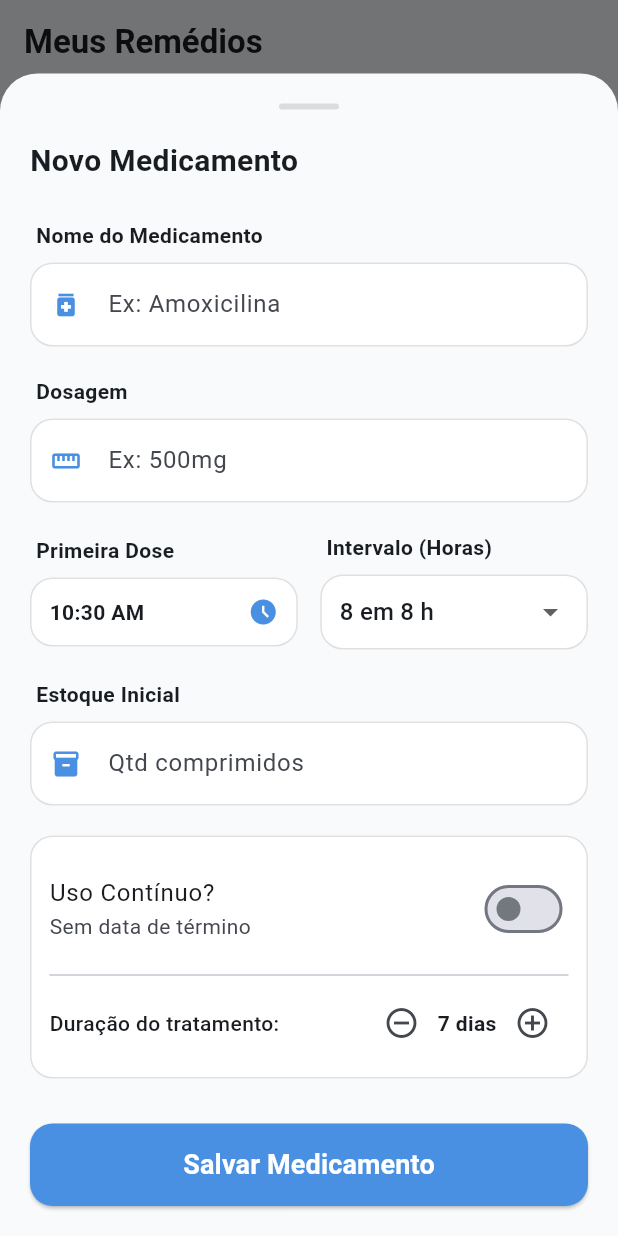
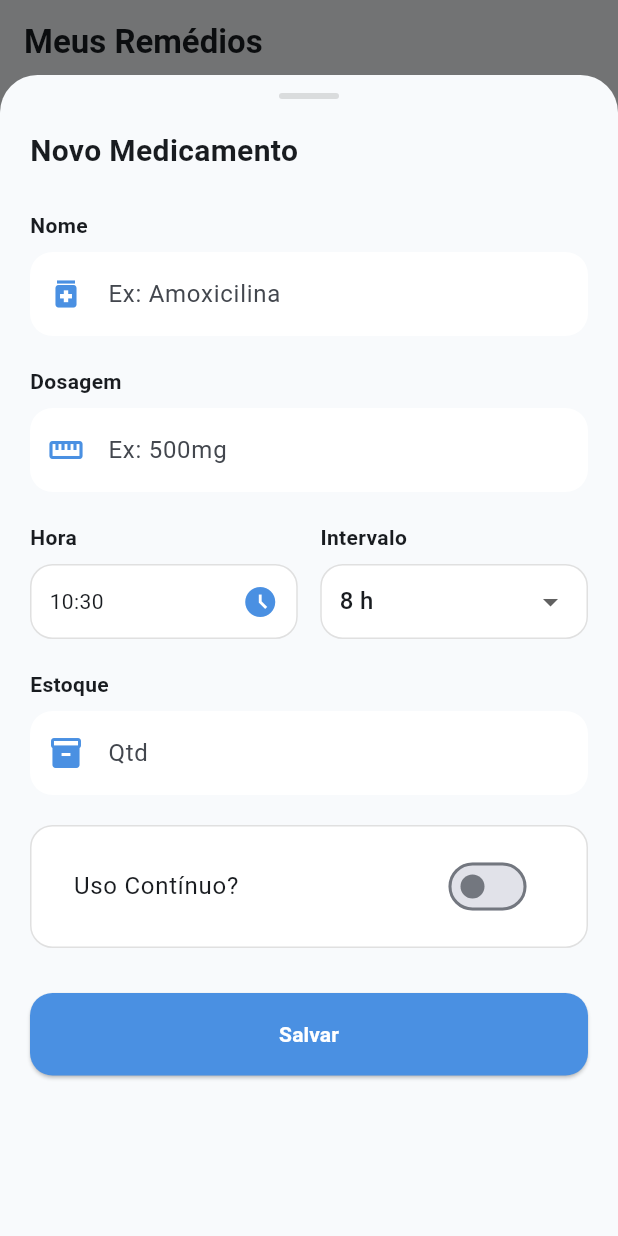
Before and after one commit to ecrezzende/JaTomei, a Flutter app: the screen it shows after launch, item 2 of the bottom bar chosen, after a tap on the "add" icon, on a phone screen of 412 x 824 dp. Run offline on Flutter 3.47's test engine with Material 3 defaults, Android fonts, the phone set to English and light mode, and no system bars.

Commit message:
Tentando resolver o problema de tela vermelha ao clicar em hora

```diff
--- a/lib/main.dart
+++ b/lib/main.dart
@@ -1,6 +1,6 @@
 import 'package:flutter/material.dart';
+import 'package:flutter_localizations/flutter_localizations.dart'; // Importante para o relógio
 import 'package:jatomei/screens/home_screen.dart';
-// Importaremos as telas aqui em breve
 
 void main() {
   runApp(const JaTomeiApp());
@@ -14,14 +14,25 @@ class JaTomeiApp extends StatelessWidget {
     return MaterialApp(
       title: 'Já Tomei?!',
       debugShowCheckedModeBanner: false,
+
+      // CONFIGURAÇÃO DE IDIOMA (Resolve o problema do teclado no relógio)
+      localizationsDelegates: const [
+        GlobalMaterialLocalizations.delegate,
+        GlobalWidgetsLocalizations.delegate,
+        GlobalCupertinoLocalizations.delegate,
+      ],
+      supportedLocales: const [
+        Locale('pt', 'BR'), // Define o idioma como Português do Brasil
+      ],
+      locale: const Locale('pt', 'BR'), // Força o app a usar PT-BR
+
       theme: ThemeData(
         useMaterial3: true,
         colorScheme: ColorScheme.fromSeed(
-          seedColor: const Color(0xFF4A90E2), // Azul Moderno
+          seedColor: const Color(0xFF4A90E2),
           primary: const Color(0xFF4A90E2),
-          surface: const Color(0xFFF8FAFC), // Fundo quase branco (Premium)
+          surface: const Color(0xFFF8FAFC),
         ),
-        // Estilo dos cards que vamos usar muito
         cardTheme: CardThemeData(
           elevation: 0,
           shape: RoundedRectangleBorder(
@@ -30,17 +41,7 @@ class JaTomeiApp extends StatelessWidget {
           color: Colors.white,
         ),
       ),
-      home: const HomeScreen(), // Remova o PlaceholderHome
+      home: const HomeScreen(),
     );
   }
 }
-
-// Tela temporária só para o app rodar agora
-class PlaceholderHome extends StatelessWidget {
-  const PlaceholderHome({super.key});
-
-  @override
-  Widget build(BuildContext context) {
-    return const Scaffold(body: Center(child: Text('Dashboard vindo aí...')));
-  }
-}
--- a/lib/screens/add_medication_screen.dart
+++ b/lib/screens/add_medication_screen.dart
@@ -3,7 +3,6 @@ import 'package:jatomei/models/medication_model.dart';
 
 class AddMedicationScreen extends StatefulWidget {
   final Function(Medication) onSave;
-
   const AddMedicationScreen({super.key, required this.onSave});
 
   @override
@@ -11,70 +10,67 @@ class AddMedicationScreen extends StatefulWidget {
 }
 
 class _AddMedicationScreenState extends State<AddMedicationScreen> {
-  // Controladores para capturar o texto digitado
   final nameController = TextEditingController();
   final dosageController = TextEditingController();
   final stockController = TextEditingController();
-
   TimeOfDay selectedTime = TimeOfDay.now();
   bool isContinuous = false;
   int frequencyHours = 8;
   int durationDays = 7;
 
-  @override
-  void dispose() {
-    // Boa prática: limpar os controladores quando fechar a tela
-    nameController.dispose();
-    dosageController.dispose();
-    stockController.dispose();
-    super.dispose();
-  }
-
 Future<void> _selectTime(BuildContext context) async {
   final TimeOfDay? picked = await showTimePicker(
     context: context,
     initialTime: selectedTime,
-      initialEntryMode: TimePickerEntryMode.dial,
+    initialEntryMode: TimePickerEntryMode.inputOnly, // Força a digitação
+    useRootNavigator: true, // ABRE FORA DO POPUP para ter espaço total
+    builder: (BuildContext context, Widget? child) {
+      return MediaQuery(
+        // Garante que o relógio não tente herdar restrições do popup
+        data: MediaQuery.of(context).copyWith(alwaysUse24HourFormat: true),
+        child: child!,
+      );
+    },
   );
   if (picked != null) setState(() => selectedTime = picked);
 }
 
   @override
   Widget build(BuildContext context) {
-    return Container(
-      padding: EdgeInsets.only(
-        top: 20, left: 20, right: 20,
-        bottom: MediaQuery.of(context).viewInsets.bottom + 20,
-      ),
+    return Scaffold( // Usar Scaffold dentro do popup resolve 90% dos erros de layout
+      backgroundColor: Colors.transparent,
+      body: Container(
+        margin: const EdgeInsets.only(top: 50), // Espaço para não colar no topo
         decoration: const BoxDecoration(
           color: Color(0xFFF8FAFC),
           borderRadius: BorderRadius.vertical(top: Radius.circular(25)),
         ),
-      child: SingleChildScrollView(
         child: Column(
-          mainAxisSize: MainAxisSize.min,
-          crossAxisAlignment: CrossAxisAlignment.start,
           children: [
+            // Barra de arrastar
+            const SizedBox(height: 12),
             Center(child: Container(width: 40, height: 4, decoration: BoxDecoration(color: Colors.black12, borderRadius: BorderRadius.circular(10)))),
-            const SizedBox(height: 20),
+
+            Expanded(
+              child: ListView(
+                padding: const EdgeInsets.all(20),
+                children: [
                   const Text("Novo Medicamento", style: TextStyle(fontSize: 20, fontWeight: FontWeight.bold)),
-
                   const SizedBox(height: 25),
-            _buildLabel("Nome do Medicamento"),
+                  _buildLabel("Nome"),
                   _buildTextField("Ex: Amoxicilina", Icons.medication, nameController),
-
                   const SizedBox(height: 20),
                   _buildLabel("Dosagem"),
                   _buildTextField("Ex: 500mg", Icons.straighten, dosageController),
+                  const SizedBox(height: 20),
 
-            const SizedBox(height: 20),
                   Row(
                     children: [
                       Expanded(
                         child: Column(
                           crossAxisAlignment: CrossAxisAlignment.start,
                           children: [
-                      _buildLabel("Primeira Dose"),
+                            _buildLabel("Hora"),
                             _buildSelectorTile(
                               text: selectedTime.format(context),
                               icon: Icons.access_time_filled,
@@ -85,80 +81,19 @@ class _AddMedicationScreenState extends State<AddMedicationScreen> {
                       ),
                       const SizedBox(width: 15),
                       Expanded(
-                  child: Column(
-                    crossAxisAlignment: CrossAxisAlignment.start,
-                    children: [
-                      _buildLabel("Intervalo (Horas)"),
-                      _buildFrequencyDropdown(),
-                    ],
-                  ),
+                        child: _buildFrequencyDropdown(),
                       ),
                     ],
                   ),
 
                   const SizedBox(height: 20),
-            _buildLabel("Estoque Inicial"),
-            _buildTextField("Qtd comprimidos", Icons.inventory, stockController, isNumber: true),
-
+                  _buildLabel("Estoque"),
+                  _buildTextField("Qtd", Icons.inventory, stockController, isNumber: true),
                   const SizedBox(height: 20),
-            Container(
-              padding: const EdgeInsets.all(12),
-              decoration: BoxDecoration(color: Colors.white, borderRadius: BorderRadius.circular(15), border: Border.all(color: Colors.black12)),
-              child: Column(
-                children: [
-                  SwitchListTile(
-                    title: const Text("Uso Contínuo?"),
-                    subtitle: const Text("Sem data de término"),
-                    value: isContinuous,
-                    onChanged: (v) => setState(() => isContinuous = v),
-                    activeColor: const Color(0xFF4A90E2),
-                    contentPadding: EdgeInsets.zero,
-                  ),
-                  if (!isContinuous) ...[
-                    const Divider(),
-                    Row(
-                      mainAxisAlignment: MainAxisAlignment.spaceBetween,
-                      children: [
-                        const Text("Duração do tratamento:", style: TextStyle(fontWeight: FontWeight.w500)),
-                        Row(
-                          children: [
-                            IconButton(onPressed: () => setState(() => durationDays > 1 ? durationDays-- : null), icon: const Icon(Icons.remove_circle_outline)),
-                            Text("$durationDays dias", style: const TextStyle(fontWeight: FontWeight.bold)),
-                            IconButton(onPressed: () => setState(() => durationDays++), icon: const Icon(Icons.add_circle_outline)),
+                  _buildUsageToggle(),
+                  const SizedBox(height: 30),
+                  _buildSaveButton(),
                 ],
-                        )
-                      ],
-                    ),
-                  ],
-                ],
-              ),
-            ),
-
-            const SizedBox(height: 30),
-            SizedBox(
-              width: double.infinity,
-              height: 55,
-              child: ElevatedButton(
-                onPressed: () {
-                  // MÁGICA: Captura os dados e envia para a lista
-                  final newMed = Medication(
-                    name: nameController.text,
-                    dosage: dosageController.text,
-                    firstDose: selectedTime,
-                    frequencyHours: frequencyHours,
-                    stock: int.tryParse(stockController.text) ?? 0,
-                    isContinuous: isContinuous,
-                    durationDays: isContinuous ? null : durationDays,
-                  );
-
-                  widget.onSave(newMed); // Envia o remédio
-                  Navigator.pop(context); // Fecha o popup
-                },
-                style: ElevatedButton.styleFrom(
-                  backgroundColor: const Color(0xFF4A90E2),
-                  shape: RoundedRectangleBorder(borderRadius: BorderRadius.circular(15)),
-                ),
-                child: const Text("Salvar Medicamento", style: TextStyle(color: Colors.white, fontSize: 18, fontWeight: FontWeight.bold)),
               ),
             ),
           ],
@@ -167,36 +102,18 @@ class _AddMedicationScreenState extends State<AddMedicationScreen> {
     );
   }
 
-  Widget _buildFrequencyDropdown() {
-    return Container(
-      padding: const EdgeInsets.symmetric(horizontal: 12),
-      decoration: BoxDecoration(color: Colors.white, borderRadius: BorderRadius.circular(15), border: Border.all(color: Colors.black12)),
-      child: DropdownButtonHideUnderline(
-        child: DropdownButton<int>(
-          value: frequencyHours,
-          isExpanded: true,
-          items: [4, 6, 8, 12, 24].map((int val) => DropdownMenuItem(value: val, child: Text("$val em $val h"))).toList(),
-          onChanged: (v) => setState(() => frequencyHours = v!),
-        ),
-      ),
-    );
-  }
-
-  Widget _buildLabel(String text) => Padding(
-    padding: const EdgeInsets.only(bottom: 8, left: 4),
-    child: Text(text, style: const TextStyle(fontWeight: FontWeight.bold, fontSize: 14)),
-  );
+  // Métodos auxiliares (Label, TextField, etc - mantidos conforme você já tem)
+  Widget _buildLabel(String text) => Padding(padding: const EdgeInsets.only(bottom: 8), child: Text(text, style: const TextStyle(fontWeight: FontWeight.bold)));
 
   Widget _buildTextField(String hint, IconData icon, TextEditingController controller, {bool isNumber = false}) => TextField(
     controller: controller,
     keyboardType: isNumber ? TextInputType.number : TextInputType.text,
     decoration: InputDecoration(
       hintText: hint,
-      prefixIcon: Icon(icon, color: const Color(0xFF4A90E2), size: 20),
+      prefixIcon: Icon(icon, color: const Color(0xFF4A90E2)),
       filled: true,
       fillColor: Colors.white,
       border: OutlineInputBorder(borderRadius: BorderRadius.circular(15), borderSide: BorderSide.none),
-      enabledBorder: OutlineInputBorder(borderRadius: BorderRadius.circular(15), borderSide: const BorderSide(color: Colors.black12)),
     ),
   );
 
@@ -205,13 +122,64 @@ class _AddMedicationScreenState extends State<AddMedicationScreen> {
     child: Container(
       padding: const EdgeInsets.all(12),
       decoration: BoxDecoration(color: Colors.white, borderRadius: BorderRadius.circular(15), border: Border.all(color: Colors.black12)),
-      child: Row(
-        mainAxisAlignment: MainAxisAlignment.spaceBetween,
+      child: Row(mainAxisAlignment: MainAxisAlignment.spaceBetween, children: [Text(text), Icon(icon, color: const Color(0xFF4A90E2))]),
+    ),
+  );
+
+  Widget _buildFrequencyDropdown() {
+    return Column(
+      crossAxisAlignment: CrossAxisAlignment.start,
       children: [
-          Text(text, style: const TextStyle(fontSize: 14, fontWeight: FontWeight.bold)),
-          Icon(icon, color: const Color(0xFF4A90E2), size: 20),
+        _buildLabel("Intervalo"),
+        Container(
+          padding: const EdgeInsets.symmetric(horizontal: 12),
+          decoration: BoxDecoration(color: Colors.white, borderRadius: BorderRadius.circular(15), border: Border.all(color: Colors.black12)),
+          child: DropdownButtonHideUnderline(
+            child: DropdownButton<int>(
+              value: frequencyHours,
+              isExpanded: true,
+              items: [4, 6, 8, 12, 24].map((i) => DropdownMenuItem(value: i, child: Text("$i h"))).toList(),
+              onChanged: (v) => setState(() => frequencyHours = v!),
+            ),
+          ),
+        ),
       ],
-      ),
+    );
+  }
+
+  Widget _buildUsageToggle() {
+    return Container(
+      padding: const EdgeInsets.all(12),
+      decoration: BoxDecoration(color: Colors.white, borderRadius: BorderRadius.circular(15), border: Border.all(color: Colors.black12)),
+      child: SwitchListTile(
+        title: const Text("Uso Contínuo?"),
+        value: isContinuous,
+        onChanged: (v) => setState(() => isContinuous = v),
+        activeColor: const Color(0xFF4A90E2),
       ),
     );
   }
+
+  Widget _buildSaveButton() {
+    return SizedBox(
+      width: double.infinity,
+      height: 55,
+      child: ElevatedButton(
+        onPressed: () {
+          final newMed = Medication(
+            name: nameController.text,
+            dosage: dosageController.text,
+            firstDose: selectedTime,
+            frequencyHours: frequencyHours,
+            stock: int.tryParse(stockController.text) ?? 0,
+            isContinuous: isContinuous,
+          );
+          widget.onSave(newMed);
+          Navigator.pop(context);
+        },
+        style: ElevatedButton.styleFrom(backgroundColor: const Color(0xFF4A90E2), shape: RoundedRectangleBorder(borderRadius: BorderRadius.circular(15))),
+        child: const Text("Salvar", style: TextStyle(color: Colors.white, fontWeight: FontWeight.bold)),
+      ),
+    );
+  }
+}
--- a/lib/screens/medications_screen.dart
+++ b/lib/screens/medications_screen.dart
@@ -48,12 +48,12 @@ class _MedicationsScreenState extends State<MedicationsScreen> {
               },
             ),
       floatingActionButton: FloatingActionButton(
-        onPressed: () {
-          showModalBottomSheet(
+          onPressed: () {
+            showModalBottomSheet(
             context: context,
-            isScrollControlled: true,
+            isScrollControlled: true, // Mantém isso para o teclado não cobrir o popup
             backgroundColor: Colors.transparent,
-            builder: (context) => AddMedicationScreen(onSave: _addNewMedication), // Passamos a função de salvar
+            builder: (context) => AddMedicationScreen(onSave: _addNewMedication),
           );
         },
         backgroundColor: const Color(0xFF4A90E2),
--- a/pubspec.yaml
+++ b/pubspec.yaml
@@ -29,6 +29,9 @@ environment:
 # versions available, run `flutter pub outdated`.
 dependencies:
   flutter:
+    sdk: flutter
+
+  flutter_localizations:
     sdk: flutter
 
   # The following adds the Cupertino Icons font to your application.
```
Also changed, not shown: pubspec.lock. Lines whose indentation alone changed are shown as unchanged.
